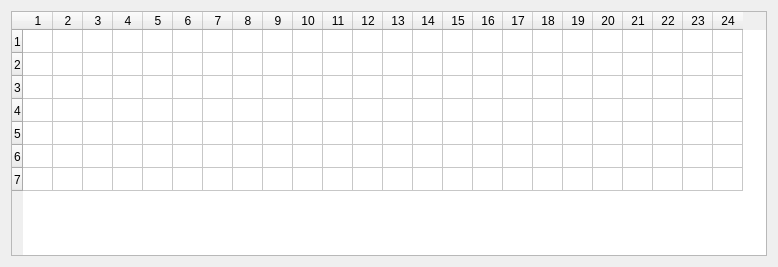
Above: rave/utils/daypartgrid.ui from pgathogo/raven before the change. Below: the same form after it.
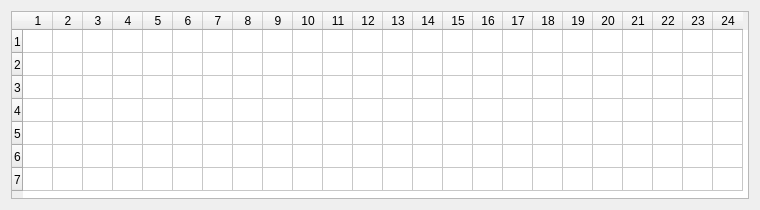
That is the form after the change.

```diff
--- a/rave/utils/daypartgrid.ui
+++ b/rave/utils/daypartgrid.ui
@@ -6,10 +6,16 @@
    <rect>
     <x>0</x>
     <y>0</y>
-    <width>778</width>
-    <height>267</height>
+    <width>760</width>
+    <height>210</height>
    </rect>
   </property>
+  <property name="maximumSize">
+   <size>
+    <width>760</width>
+    <height>210</height>
+   </size>
+  </property>
   <property name="windowTitle">
    <string>Form</string>
   </property>
```
Left out of the diff: 4 changed lines with no effect on the pictures.
